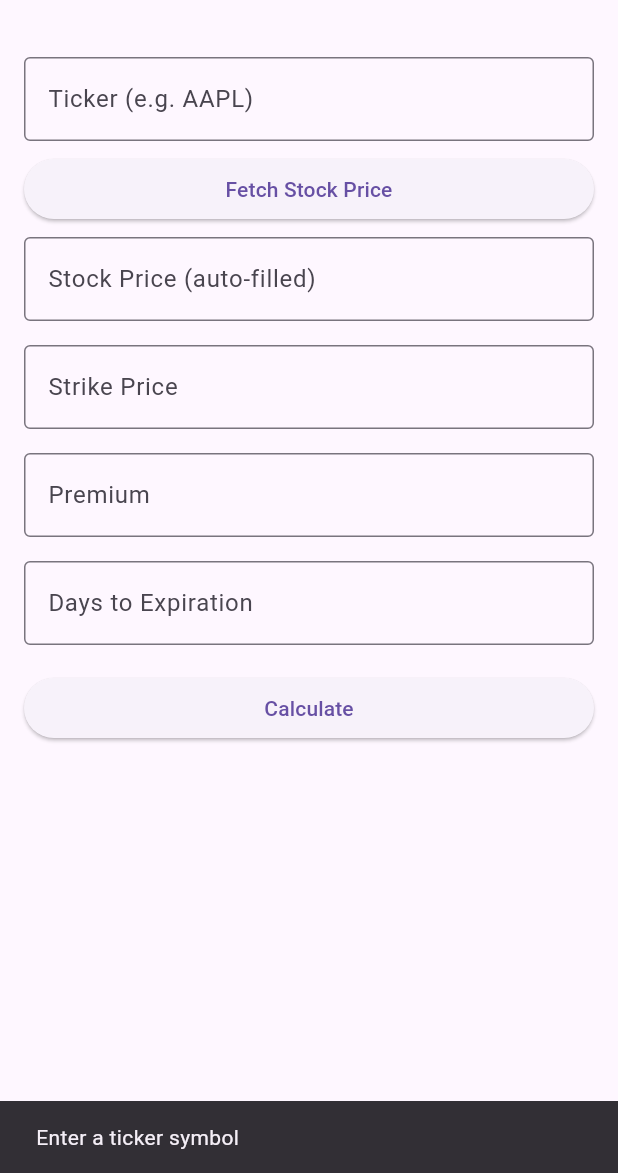
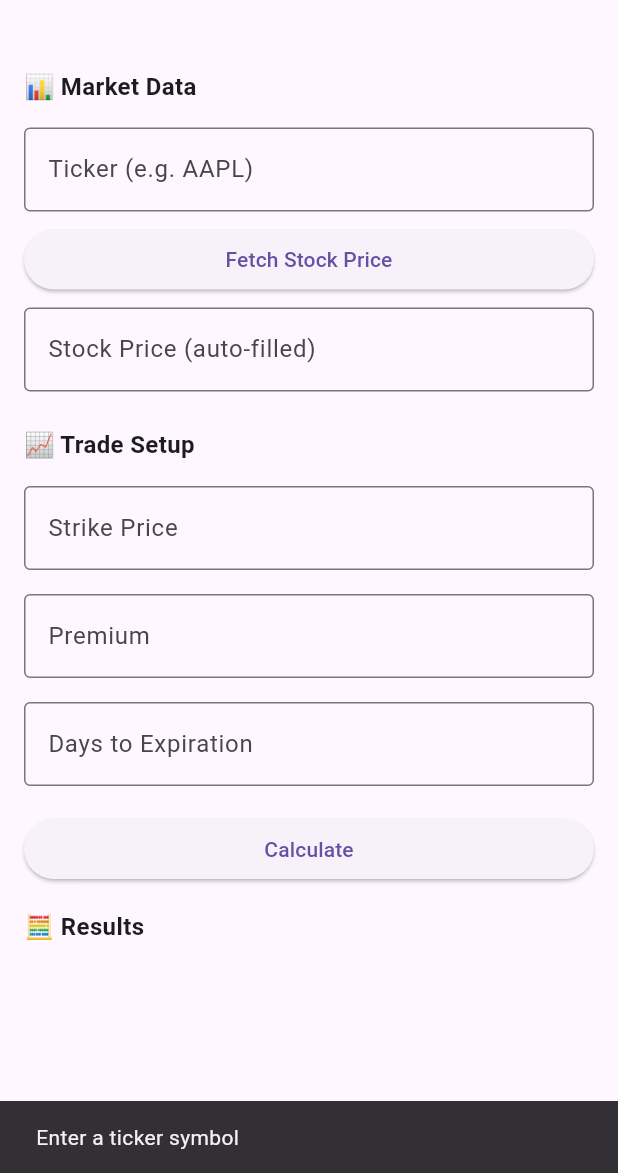
Before and after one commit to msmith752752/covered-call-flutter, a Flutter app: the screen it shows after launch, after a tap on "Fetch Stock Price", on a phone screen of 412 x 824 dp, the part 63-1236 px from its top. Run offline on Flutter 3.47's test engine with Material 3 defaults, Android fonts, the phone set to English and light mode, and no system bars.

Commit message:
Improve UI structure with section headers for better readability

```diff
--- a/lib/main.dart
+++ b/lib/main.dart
@@ -39,9 +39,23 @@ class _CoveredCallScreenState extends State<CoveredCallScreen> {
   final daysController = TextEditingController();
 
   CoveredCallResult? result;
+  bool isLoadingPrice = false;
 
-  // 🟢 NEW: Fetch live stock price
+  // Trade Quality Score
+  String getTradeQuality(double annualizedReturn) {
+    if (annualizedReturn >= 0.20) {
+      return "🟢 Strong Trade";
+    } else if (annualizedReturn >= 0.10) {
+      return "🟡 Moderate Trade";
+    } else {
+      return "🔴 Weak Trade";
+    }
+  }
+
+  // Fetch live stock price
   Future<void> fetchPrice() async {
+    setState(() => isLoadingPrice = true);
+
     try {
       final ticker = tickerController.text.trim().toUpperCase();
 
@@ -61,11 +75,23 @@ class _CoveredCallScreenState extends State<CoveredCallScreen> {
       ScaffoldMessenger.of(context).showSnackBar(
         SnackBar(content: Text('Error fetching price: $e')),
       );
+    } finally {
+      setState(() => isLoadingPrice = false);
     }
   }
 
   void calculate() {
     try {
+      if (stockController.text.isEmpty ||
+          strikeController.text.isEmpty ||
+          premiumController.text.isEmpty ||
+          daysController.text.isEmpty) {
+        ScaffoldMessenger.of(context).showSnackBar(
+          const SnackBar(content: Text('Fill in all fields')),
+        );
+        return;
+      }
+
       final stockPrice = double.parse(stockController.text);
       final strikePrice = double.parse(strikeController.text);
       final premium = double.parse(premiumController.text);
@@ -103,6 +129,23 @@ class _CoveredCallScreenState extends State<CoveredCallScreen> {
     );
   }
 
+  // NEW: Section header widget
+  Widget sectionTitle(String text) {
+    return Padding(
+      padding: const EdgeInsets.only(top: 16, bottom: 8),
+      child: Align(
+        alignment: Alignment.centerLeft,
+        child: Text(
+          text,
+          style: const TextStyle(
+            fontSize: 16,
+            fontWeight: FontWeight.bold,
+          ),
+        ),
+      ),
+    );
+  }
+
   Widget resultBox() {
     if (result == null) return const SizedBox();
 
@@ -116,6 +159,15 @@ class _CoveredCallScreenState extends State<CoveredCallScreen> {
       child: Column(
         crossAxisAlignment: CrossAxisAlignment.start,
         children: [
+          Text(
+            getTradeQuality(result!.annualizedReturn),
+            style: const TextStyle(
+              fontSize: 16,
+              fontWeight: FontWeight.bold,
+            ),
+          ),
+          const SizedBox(height: 8),
+
           Text("Max Profit: \$${result!.maxProfit.toStringAsFixed(2)}"),
           Text("Total Profit: \$${result!.totalProfit.toStringAsFixed(2)}"),
           Text("Breakeven: \$${result!.breakeven.toStringAsFixed(2)}"),
@@ -136,13 +188,18 @@ class _CoveredCallScreenState extends State<CoveredCallScreen> {
         padding: const EdgeInsets.all(16),
         child: Column(
           children: [
+            // 📊 Market Data
+            sectionTitle("📊 Market Data"),
+
             inputField("Ticker (e.g. AAPL)", tickerController),
 
             SizedBox(
               width: double.infinity,
               child: ElevatedButton(
-                onPressed: fetchPrice,
-                child: const Text("Fetch Stock Price"),
+                onPressed: isLoadingPrice ? null : fetchPrice,
+                child: isLoadingPrice
+                    ? const CircularProgressIndicator()
+                    : const Text("Fetch Stock Price"),
               ),
             ),
 
@@ -151,6 +208,10 @@ class _CoveredCallScreenState extends State<CoveredCallScreen> {
               stockController,
               type: TextInputType.number,
             ),
+
+            // 📈 Trade Setup
+            sectionTitle("📈 Trade Setup"),
+
             inputField(
               "Strike Price",
               strikeController,
@@ -177,6 +238,9 @@ class _CoveredCallScreenState extends State<CoveredCallScreen> {
               ),
             ),
 
+            // 🧮 Results
+            sectionTitle("🧮 Results"),
+
             resultBox(),
           ],
         ),
```
